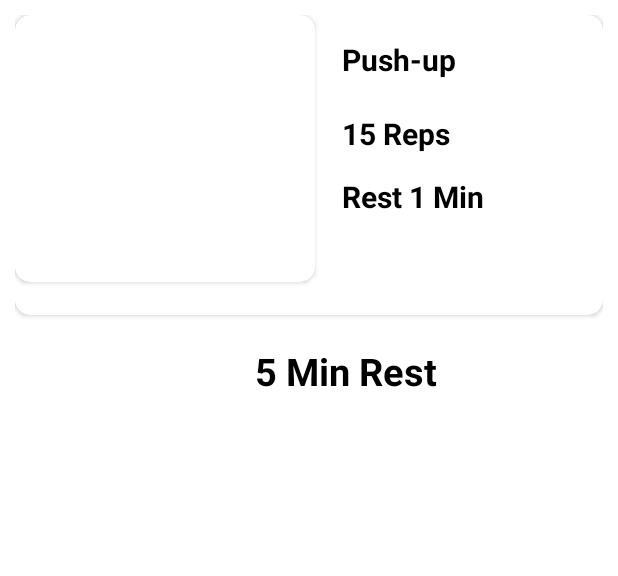
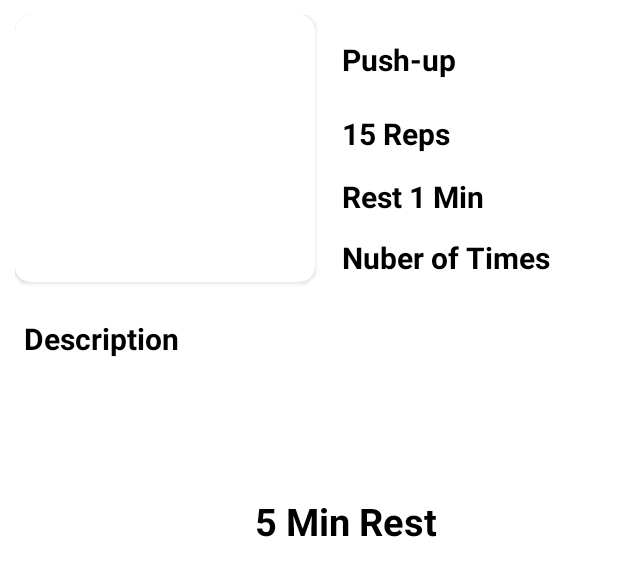
Before and after one commit to bilelmarzouki/AndroidProjec-WorkoutApp, an Android app: the layout exercices.xml on its own in the app's theme, with its tools: preview values and no code run, on a phone screen of 412 x 824 dp. Shown: the top 576 px of the screen. Run offline under Robolectric (Android 15) with nearby library versions, the phone set to English and light mode, and no system bars.

Commit message:
Workout-From-Home-App --V2

```diff
--- a/app/build.gradle
+++ b/app/build.gradle
@@ -36,4 +36,8 @@ dependencies {
     androidTestImplementation 'androidx.test.ext:junit:1.1.3'
     androidTestImplementation 'androidx.test.espresso:espresso-core:3.4.0'
     implementation 'pl.droidsonroids.gif:android-gif-drawable:1.2.17'
+    implementation 'com.github.bumptech.glide:glide:4.12.0'
+    // Glide v4 uses this new annotation processor -- see https://bumptech.github.io/glide/doc/generatedapi.html
+    annotationProcessor 'com.github.bumptech.glide:compiler:4.12.0'
+    implementation 'com.squareup.picasso:picasso:2.5.2'
 }
--- a/app/src/main/AndroidManifest.xml
+++ b/app/src/main/AndroidManifest.xml
@@ -3,6 +3,7 @@
     package="com.example.projectandroid">
     <!-- adding read external storage Permission -->
     <uses-permission android:name="android.permission.READ_EXTERNAL_STORAGE" />
+    <uses-permission android:name="com.google.android.apps.photos.permission.GOOGLE_PHOTOS"/>
 
     <application
         android:allowBackup="true"
--- a/app/src/main/res/layout/exercices.xml
+++ b/app/src/main/res/layout/exercices.xml
@@ -13,7 +13,7 @@
         app:cardCornerRadius="10dp">
     <RelativeLayout
         android:layout_width="match_parent"
-        android:layout_height="200dp">
+        android:layout_height="300dp">
 
         <androidx.cardview.widget.CardView
             android:layout_width="wrap_content"
@@ -75,6 +75,34 @@
             android:textSize="20dp"
             android:textStyle="bold" />
 
+        <TextView
+            android:id="@+id/respt1"
+            android:layout_width="wrap_content"
+            android:layout_height="wrap_content"
+            android:layout_alignParentStart="true"
+            android:layout_alignParentTop="true"
+            android:layout_marginStart="218dp"
+            android:layout_marginTop="148dp"
+            android:gravity="center"
+            android:text="Nuber of Times"
+            android:textColor="#000"
+            android:textSize="20dp"
+            android:textStyle="bold" />
+
+        <TextView
+            android:id="@+id/description"
+            android:layout_width="wrap_content"
+            android:layout_height="wrap_content"
+            android:layout_alignParentStart="true"
+            android:layout_alignParentTop="true"
+            android:layout_marginStart="6dp"
+            android:layout_marginTop="202dp"
+            android:gravity="center"
+            android:text="Description"
+            android:textColor="#000"
+            android:textSize="20dp"
+            android:textStyle="bold" />
+
     </RelativeLayout>
     </androidx.cardview.widget.CardView>
 
```
Also changed, not shown: app/src/main/java/com/example/projectandroid/CoachesActivity.java (+7 -10 lines), app/src/main/java/com/example/projectandroid/CoachesAdapter.java (+16 -3 lines), app/src/main/java/com/example/projectandroid/DbHelper.java (+13 -1 lines), app/src/main/java/com/example/projectandroid/ExercicesActivity.java (+20 -3 lines), app/src/main/java/com/example/projectandroid/ExercicesAdapter.java (+23 -11 lines).
